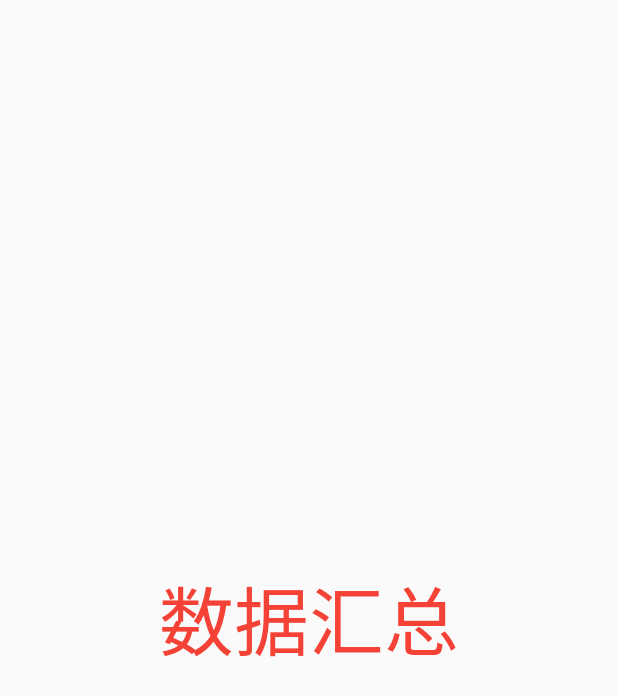
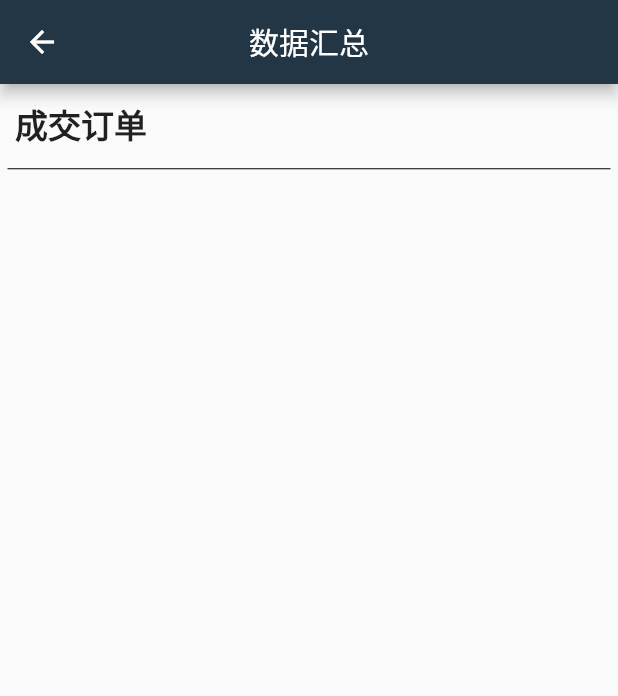
Before and after one commit to cleanown/admin_app, a Flutter app: the DataAnalysis screen opened directly, on a phone screen of 412 x 824 dp. Shown: the top 696 px of the screen. Run offline on Flutter 3.47's test engine with Material 2 defaults, Android fonts, the phone set to English and light mode, and no system bars; our stand-ins replace dio, fluttertoast, shared_preferences; accounts and stored records are empty.

Commit message:
请求 , 本地储存 封装

```diff
--- a/lib/pages/dataAnalysis/dataAnalysis.dart
+++ b/lib/pages/dataAnalysis/dataAnalysis.dart
@@ -1,4 +1,5 @@
 import 'package:admin_app/request/request.dart';
+import 'package:flutter/cupertino.dart';
 import 'package:flutter/material.dart';
 class DataAnalysis extends StatefulWidget {
   final arguments;
@@ -10,30 +11,60 @@ class DataAnalysis extends StatefulWidget {
 }
 
 class _DataAnalysisState extends State<DataAnalysis> {
+
+  @override
+  void initState() {
+    super.initState();
+    _getDataAnalysisInfo();
+  }
+
   @override
   Widget build(BuildContext context) {
     return Scaffold(
-      body: Center(
-        child: InkWell(
-          child: Text(
-            '数据汇总',
-            textAlign: TextAlign.center,
-            style: TextStyle(
-              color: Colors.red,
-              fontSize: 50,
-            ),
+      appBar: AppBar(
+        title: Text("数据汇总"),
+        backgroundColor: Color.fromRGBO(35, 54, 69, 1),
+        centerTitle: true,
+        leading: InkWell(
+          child: Icon(
+            Icons.arrow_back,
           ),
-          onTap: () async {
-            Navigator.of(context).pushReplacementNamed('/');
-            httpRequest(
-              url: "menu_list",
-              success: (res) {
-                print(res);
-              }
-            );
+          onTap: () {
+            Navigator.pushNamed(context, "/login");
           },
         ),
       ),
+      body: Column(
+        crossAxisAlignment: CrossAxisAlignment.start,
+        children: [
+          Container(
+            margin: EdgeInsets.all(10),
+            child: Text(
+              "成交订单",
+              textAlign: TextAlign.left,
+              style: TextStyle(
+                fontSize: 22,
+                fontWeight: FontWeight.bold,
+              ),
+            ),
+          ),
+          Divider(
+            indent: 5,
+            endIndent: 5,
+            height: 7,
+            color: Colors.black,
+          ),
+        ],
+      )
+    );
+  }
+
+  void _getDataAnalysisInfo () {
+    httpRequest(
+      url: "menu_list",
+      success: (res) {
+        print(res);
+      }
     );
   }
 }
--- a/lib/request/request.dart
+++ b/lib/request/request.dart
@@ -1,5 +1,6 @@
 import 'dart:io';
 import 'package:admin_app/request/url.dart';
+import 'package:admin_app/routers/Routers.dart';
 import 'package:admin_app/utils/MyToast.dart';
 import 'package:admin_app/utils/StorageUtil.dart';
 import 'package:dio/dio.dart';
@@ -12,9 +13,13 @@ httpRequest ({
   bool isJson = false,
   isStatusToast = true,
   isCodeToast = true,
-  void success(Map res),
-  void error(Exception e),
+  void beforeRequest(Options options),//请求前钩子(还不会写)
+  void success(Map res),//成功钩子
+  void beforeError(Exception e),//错误前钩子
+  void error(Exception e),//错误钩子
 }) async {
+  Response res = Response();
+  Options option = new Options();
   Dio dio = Dio(
     new BaseOptions(
       connectTimeout: 5000,//连接超时限制
@@ -33,12 +38,17 @@ httpRequest ({
     //   return response;
     // },
     onError: (DioError e) {//捕获异常
-      error(createErrorEntity(error: e,isStatusToast: isStatusToast,isCodeToast: isCodeToast));
-      return;
+      if(beforeError != null){
+        beforeError(e);
+      }else{
+        ErrorEntity errorEntity = createErrorEntity(error: e, isStatusToast: isStatusToast, isCodeToast: isCodeToast);
+        if(error != null) {
+          error(errorEntity);
+        }
+      }
+      return res;
     },
   ));
-  Response res = Response();
-  Options option = new Options();
   //根据传参isJson设定请求类型
   if (isJson) {
     option.contentType = ContentType.parse("application/json").toString();
@@ -54,8 +64,11 @@ httpRequest ({
     res = await dio.get(lingJi(url),queryParameters: data,options: option);
     print("走默认get请求");
   }
-  success(res.data);
+  if (success != null) {
+    success(res.data);
+  }
 }
+
 ErrorEntity createErrorEntity({//异常判断
   @required DioError error,
   bool isStatusToast = true,
@@ -86,7 +99,8 @@ ErrorEntity createErrorEntity({//异常判断
             break;
           case 401:
             res = ErrorEntity(code: 401,message: "无权限");
-            codeMsg = "无权限";
+            codeMsg = "未登录";
+            Routers.navigatorKey.currentState.pushNamedAndRemoveUntil("/login", (route) => false);//未登录直接跳到登录页
             break;
           case 404:
             res = ErrorEntity(code: 404,message: "未找到");
--- a/lib/routes/routes.dart
+++ b/lib/routers/Routers.dart
@@ -4,14 +4,17 @@ import 'package:admin_app/pages/login/login.dart';
 import 'package:admin_app/utils/MyToast.dart';
 import 'package:flutter/material.dart';
 
-class RouterSet {
-  RouterSet._();
-  static RouterSet self = RouterSet._();
-  factory RouterSet() => self;
+class Routers {
+  Routers._();
+  static Routers self = Routers._();
+  factory Routers() => self;
+
+  static GlobalKey<NavigatorState> navigatorKey = GlobalKey();//定义一个全局关键字,定义在路由,请求的时候401可不带context跳转页面
 
   static final routes = { //路由列表
     '/': (context, {arguments}) => Login(),
-    '/dataAnalysis': (context, {arguments}) => DataAnalysis(arguments: arguments,),
+    '/login': (context, {arguments}) => Login(),
+    '/dataAnalysis': (context, {arguments}) => DataAnalysis(arguments: arguments),
   };
 
   Function onGenerateRoute = (RouteSettings settings) {//路由跳转
--- a/lib/utils/StorageUtil.dart
+++ b/lib/utils/StorageUtil.dart
@@ -1,7 +1,8 @@
-class StorageUtil {
+class StorageUtil { //自定义数据封装
   StorageUtil._();
   static StorageUtil self = StorageUtil._();
   factory StorageUtil() => self;
+
   //获取(shared_preferences)定义的参
   Map<String, Object> preferences = Map();
   //存入(各种数据类型)
```
Also changed, not shown: lib/main.dart (+4 -3 lines), lib/utils/PrefsUtil.dart (added, +49 -0 lines).
